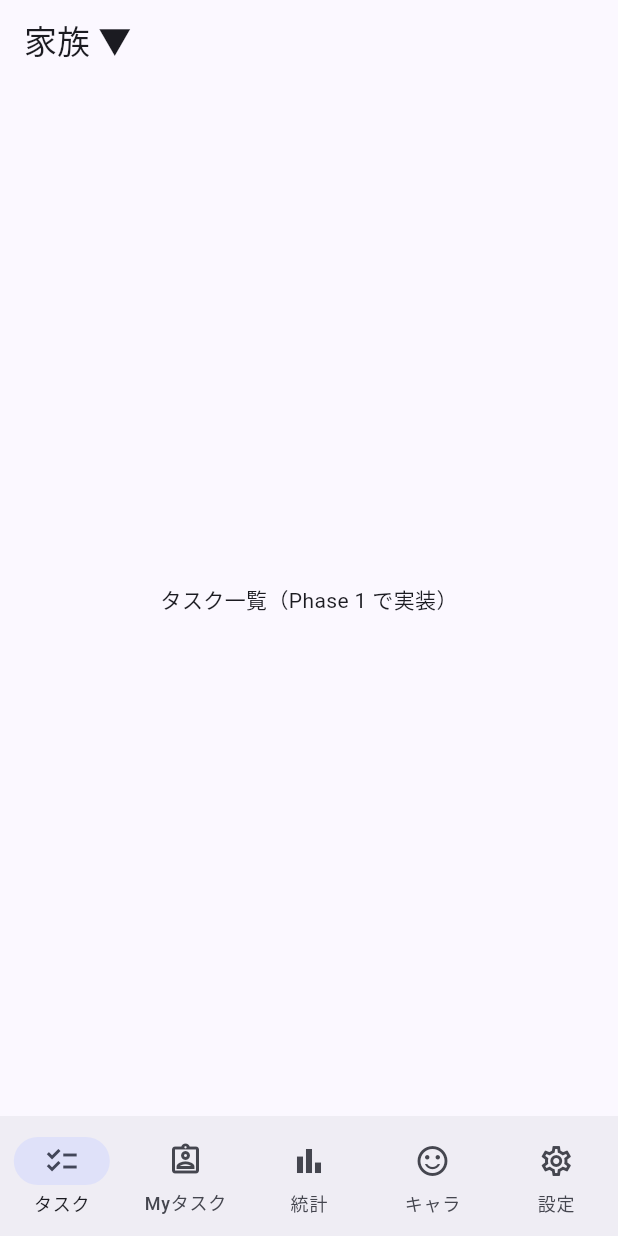
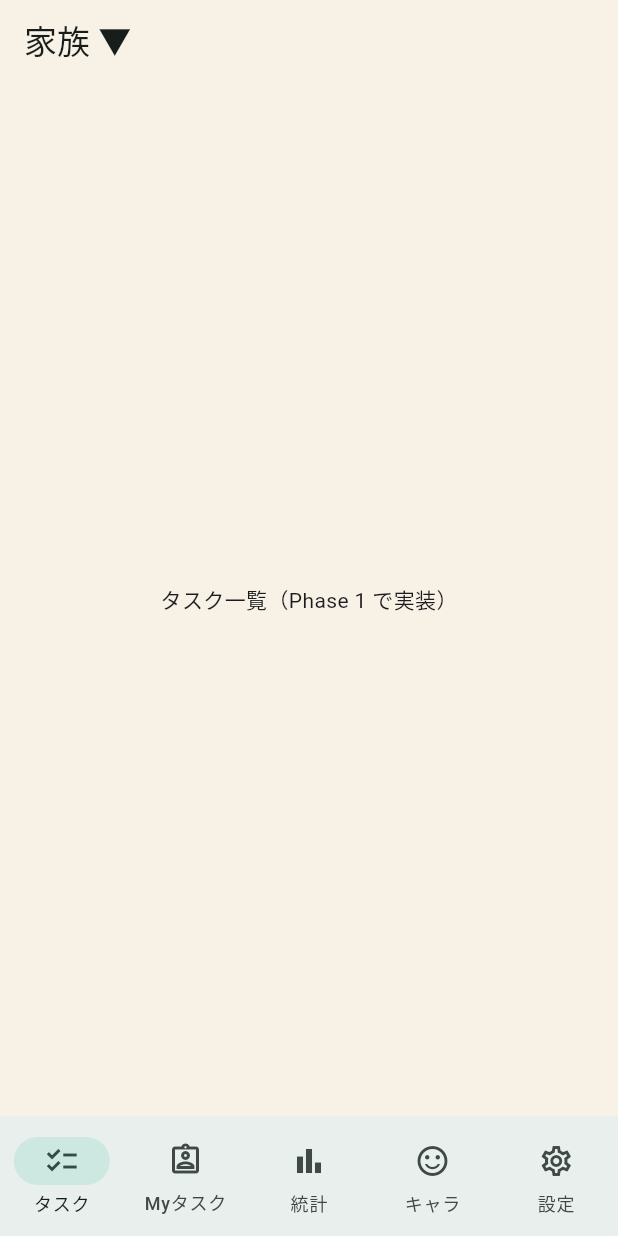
Before and after one commit to iori-tominaga/todoapp, a Flutter app: the screen it shows after launch, on a phone screen of 412 x 824 dp. Run offline on Flutter 3.47's test engine with Material 3 defaults, Android fonts, the phone set to English and light mode, and no system bars; our stand-ins replace flutter_riverpod, go_router, google_fonts; Roboto replaces fonts that are missing (M Plus Rounded 1C).

Commit message:
feat: 土台デザインを「ファンタジーだが温かみのある」世界観に確定
羊皮紙背景・森のティール・燠火/黄金/石のアース系パレットをトークン層に適用。
M PLUS Rounded 1c フォント採用、ライトテーマ固定。

Co-Authored-By: Claude Opus 4.7 <noreply@anthropic.com>

```diff
--- a/lib/app.dart
+++ b/lib/app.dart
@@ -13,7 +13,7 @@ class TodoApp extends StatelessWidget {
       title: 'グループTodo',
       debugShowCheckedModeBanner: false,
       theme: buildAppTheme(kDefaultTokens, Brightness.light),
-      darkTheme: buildAppTheme(kDefaultTokens, Brightness.dark),
+      themeMode: ThemeMode.light,
       routerConfig: appRouter,
     );
   }
--- a/lib/theme/app_theme.dart
+++ b/lib/theme/app_theme.dart
@@ -1,4 +1,5 @@
 import 'package:flutter/material.dart';
+import 'package:google_fonts/google_fonts.dart';
 
 import 'app_tokens.dart';
 
@@ -10,15 +11,29 @@ ThemeData buildAppTheme(AppTokens tokens, Brightness brightness) {
   final colorScheme = ColorScheme.fromSeed(
     seedColor: tokens.seed,
     brightness: brightness,
+    // 羊皮紙の温かい地色をサーフェス系に反映（純白を避ける）。
+    surface: tokens.surfaceCard,
   );
+
+  final baseTextTheme = ThemeData(brightness: brightness).textTheme;
+  // M PLUS Rounded 1c（丸ゴシック＝親しみやすさ）。
+  final textTheme = GoogleFonts.mPlusRounded1cTextTheme(baseTextTheme);
 
   return ThemeData(
     useMaterial3: true,
     colorScheme: colorScheme,
     extensions: [tokens],
-    appBarTheme: const AppBarTheme(centerTitle: false),
+    textTheme: textTheme,
+    scaffoldBackgroundColor: tokens.scaffoldBackground,
+    appBarTheme: AppBarTheme(
+      centerTitle: false,
+      backgroundColor: tokens.scaffoldBackground,
+      foregroundColor: colorScheme.onSurface,
+      elevation: 0,
+    ),
     cardTheme: CardThemeData(
       elevation: 0,
+      color: tokens.surfaceCard,
       shape: RoundedRectangleBorder(
         borderRadius: BorderRadius.circular(tokens.radiusMd),
         side: BorderSide(color: colorScheme.outlineVariant),
--- a/lib/theme/app_tokens.dart
+++ b/lib/theme/app_tokens.dart
@@ -9,6 +9,8 @@ import 'package:flutter/material.dart';
 class AppTokens extends ThemeExtension<AppTokens> {
   const AppTokens({
     required this.seed,
+    required this.scaffoldBackground,
+    required this.surfaceCard,
     required this.priorityHigh,
     required this.priorityMid,
     required this.priorityLow,
@@ -27,6 +29,12 @@ class AppTokens extends ThemeExtension<AppTokens> {
 
   /// ColorScheme を生成するためのシード色。
   final Color seed;
+
+  /// アプリ全体の背景色（羊皮紙風の温かい地色）。
+  final Color scaffoldBackground;
+
+  /// カード等のサーフェス色（背景よりわずかに明るい紙色）。
+  final Color surfaceCard;
 
   // 優先度カラー（仕様: 高=赤 / 中=黄 / 低=グレー）
   final Color priorityHigh;
@@ -53,6 +61,8 @@ class AppTokens extends ThemeExtension<AppTokens> {
   @override
   AppTokens copyWith({
     Color? seed,
+    Color? scaffoldBackground,
+    Color? surfaceCard,
     Color? priorityHigh,
     Color? priorityMid,
     Color? priorityLow,
@@ -70,6 +80,8 @@ class AppTokens extends ThemeExtension<AppTokens> {
   }) {
     return AppTokens(
       seed: seed ?? this.seed,
+      scaffoldBackground: scaffoldBackground ?? this.scaffoldBackground,
+      surfaceCard: surfaceCard ?? this.surfaceCard,
       priorityHigh: priorityHigh ?? this.priorityHigh,
       priorityMid: priorityMid ?? this.priorityMid,
       priorityLow: priorityLow ?? this.priorityLow,
@@ -92,6 +104,8 @@ class AppTokens extends ThemeExtension<AppTokens> {
     if (other is! AppTokens) return this;
     return AppTokens(
       seed: Color.lerp(seed, other.seed, t)!,
+      scaffoldBackground: Color.lerp(scaffoldBackground, other.scaffoldBackground, t)!,
+      surfaceCard: Color.lerp(surfaceCard, other.surfaceCard, t)!,
       priorityHigh: Color.lerp(priorityHigh, other.priorityHigh, t)!,
       priorityMid: Color.lerp(priorityMid, other.priorityMid, t)!,
       priorityLow: Color.lerp(priorityLow, other.priorityLow, t)!,
@@ -112,16 +126,19 @@ class AppTokens extends ThemeExtension<AppTokens> {
   static double _lerpDouble(double a, double b, double t) => a + (b - a) * t;
 }
 
-/// 現行（Material 3 デフォルト）のデザイントークン。
+/// 現行デザイントークン：「ファンタジーだが温かみのある」世界観。
+/// ブランド色は森のティールグリーン、地色は羊皮紙、アクセントは燠火・黄金・石のアース系。
 /// 将来デザインを一新する場合は、この定数を別インスタンスに差し替える。
 const AppTokens kDefaultTokens = AppTokens(
-  seed: Color(0xFF4C6EF5),
-  priorityHigh: Color(0xFFC8412E),
-  priorityMid: Color(0xFFD8A52A),
-  priorityLow: Color(0xFF9A988D),
-  statusNotStarted: Color(0xFF9A988D),
-  statusInProgress: Color(0xFF4C6EF5),
-  statusDone: Color(0xFF2E9E5B),
+  seed: Color(0xFF1F9E8C), // 森のティールグリーン（ブランド色）
+  scaffoldBackground: Color(0xFFF7F1E6), // 羊皮紙風の温かい地色
+  surfaceCard: Color(0xFFFDFAF3), // 紙色（地色よりわずかに明るい）
+  priorityHigh: Color(0xFFC15B3E), // 燠火レッド
+  priorityMid: Color(0xFFD79A3C), // 黄金
+  priorityLow: Color(0xFFA89F8C), // 石グレー
+  statusNotStarted: Color(0xFFB3A993), // 砂色
+  statusInProgress: Color(0xFFD98A3D), // 灯火アンバー
+  statusDone: Color(0xFF2E9E8A), // ティール（達成）
   spaceXs: 4,
   spaceSm: 8,
   spaceMd: 16,
--- a/pubspec.yaml
+++ b/pubspec.yaml
@@ -38,6 +38,7 @@ dependencies:
   go_router: ^17.2.3
   fl_chart: ^1.2.0
   intl: ^0.20.2
+  google_fonts: ^6.2.1
 
 dev_dependencies:
   flutter_test:
```
Also changed, not shown: pubspec.lock.
